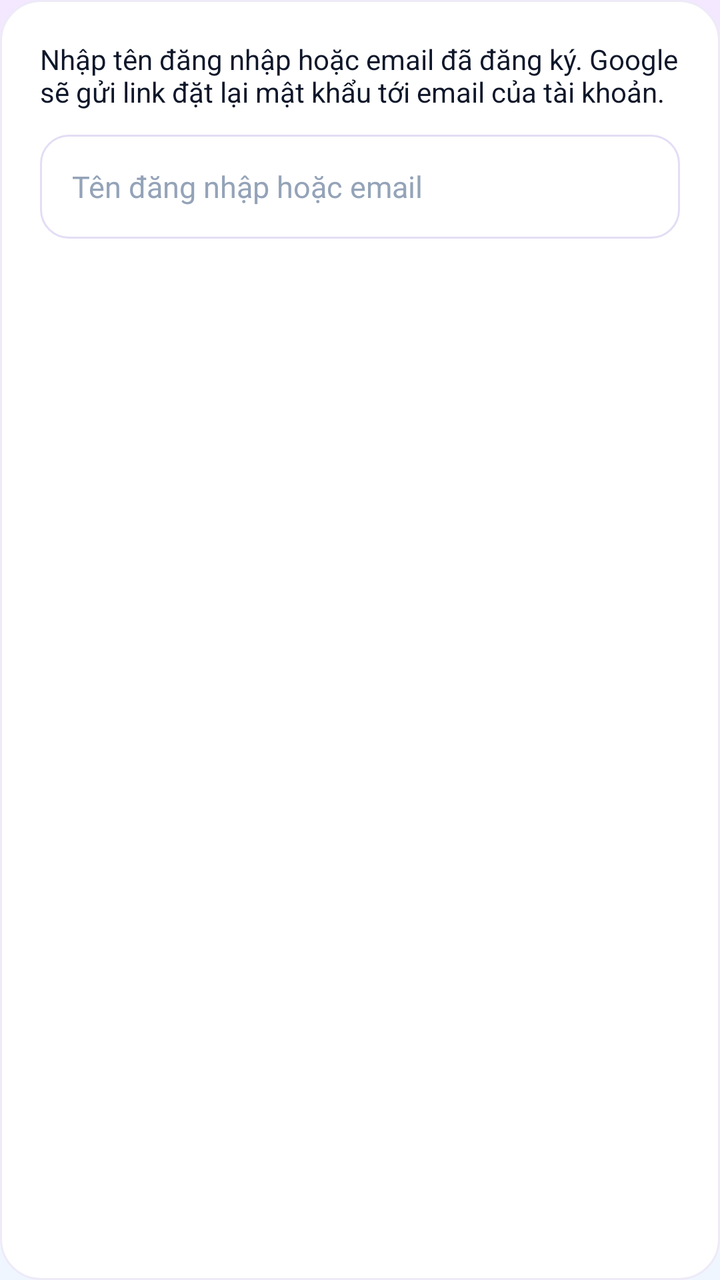
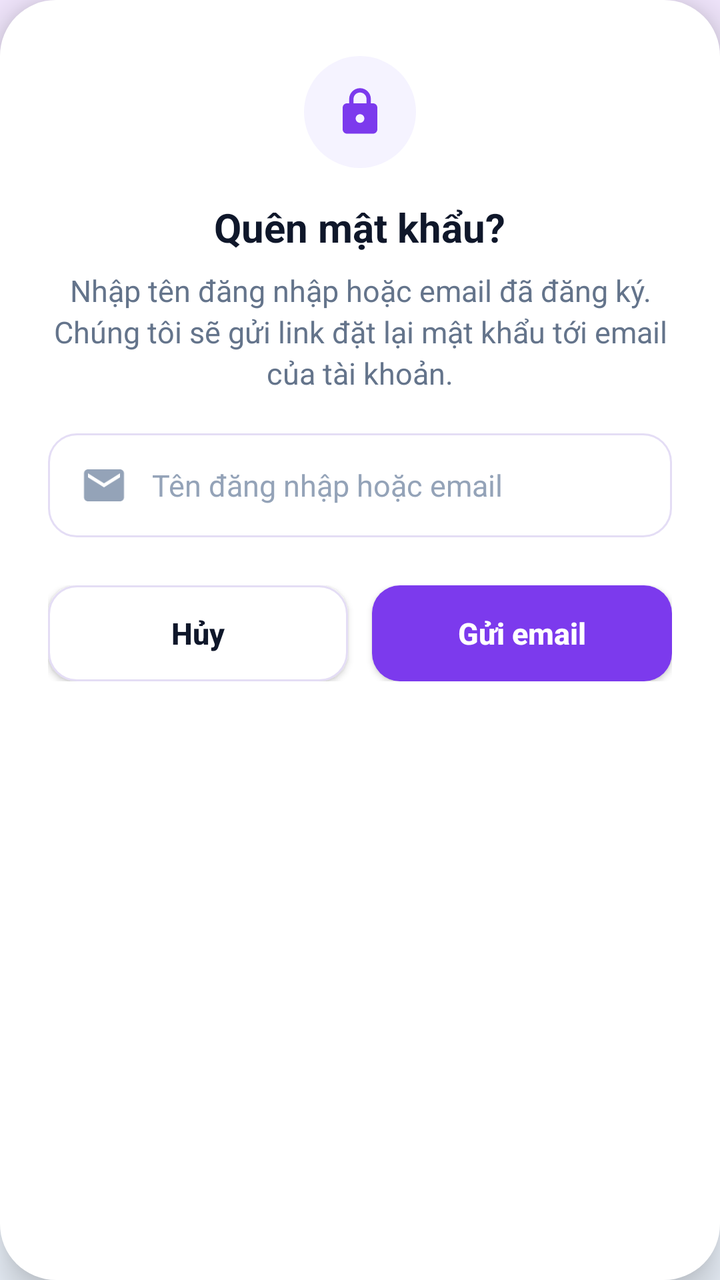

Compare the two renders of this Android layout. The source of the first and the diff that turns it into the second are given below.
<!-- AndroidManifest.xml: application theme Theme.MELODYVERSE -->
<!-- res/layout/dialog_forgot_password.xml -->
<?xml version="1.0" encoding="utf-8"?>
<LinearLayout xmlns:android="http://schemas.android.com/apk/res/android"
    android:layout_width="match_parent"
    android:layout_height="wrap_content"
    android:orientation="vertical"
    android:background="@drawable/bg_card_gradient"
    android:padding="20dp">

    <TextView
        android:layout_width="match_parent"
        android:layout_height="wrap_content"
        android:text="Nhập tên đăng nhập hoặc email đã đăng ký. Google sẽ gửi link đặt lại mật khẩu tới email của tài khoản."
        android:textColor="@color/colorTextPrimary"
        android:textSize="14sp"
        android:layout_marginBottom="12dp" />

    <EditText
        android:id="@+id/et_forgot_identifier"
        android:layout_width="match_parent"
        android:layout_height="52dp"
        android:background="@drawable/bg_input_field"
        android:hint="Tên đăng nhập hoặc email"
        android:inputType="textEmailAddress"
        android:textColorHint="@color/colorInputHint"
        android:textColor="@color/colorTextPrimary"
        android:textSize="15sp"
        android:paddingStart="16dp"
        android:paddingEnd="16dp"
        android:singleLine="true" />

</LinearLayout>
<!-- resources referenced by this layout -->
<resources>
  <color name="colorInputHint">#94A3B8</color>
  <color name="colorTextPrimary">#0F172A</color>
  <!-- drawable bg_card_gradient (drawable) -->
  <?xml version="1.0" encoding="utf-8"?>
  <shape xmlns:android="http://schemas.android.com/apk/res/android"
      android:shape="rectangle">
      <solid android:color="@color/colorSurface" />
      <stroke
          android:width="1dp"
          android:color="@color/colorLine" />
      <corners android:radius="20dp" />
  </shape>
  <!-- drawable bg_input_field (drawable) -->
  <?xml version="1.0" encoding="utf-8"?>
  <selector xmlns:android="http://schemas.android.com/apk/res/android">
      <item android:state_focused="true">
          <shape
              android:shape="rectangle">
              <solid android:color="@color/colorSurface" />
              <stroke
                  android:width="1.5dp"
                  android:color="@color/colorAccent" />
              <corners android:radius="14dp" />
          </shape>
      </item>
      <item>
          <shape
              android:shape="rectangle">
              <solid android:color="@color/colorSurface" />
              <stroke
                  android:width="1dp"
                  android:color="@color/colorLineStrong" />
              <corners android:radius="14dp" />
          </shape>
      </item>
  </selector>
  <style name="Theme.MELODYVERSE" parent="Base.Theme.MELODYVERSE" />
  <color name="colorSurface">#FFFFFF</color>
  <color name="colorLine">#EEEAF7</color>
  <color name="colorAccent">#7C3AED</color>
  <color name="colorLineStrong">#E4DDF5</color>
  <color name="colorBackgroundGradientTop">#F3E8FF</color>
  <color name="colorTextSecondary">#64748B</color>
  <color name="colorBackgroundGradientMid">#F8FAFC</color>
  <color name="colorBackgroundGradientBottom">#EFF6FF</color>
  <!-- unchanged entries left out for length: 4 -->
</resources>

<!-- the commit's change to res/layout/dialog_forgot_password.xml (unified diff, before → after) -->
@@ -1,31 +1,101 @@
 <?xml version="1.0" encoding="utf-8"?>
 <LinearLayout xmlns:android="http://schemas.android.com/apk/res/android"
+    xmlns:app="http://schemas.android.com/apk/res-auto"
     android:layout_width="match_parent"
     android:layout_height="wrap_content"
+    android:background="@drawable/bg_dialog_logout"
+    android:elevation="12dp"
+    android:gravity="center_horizontal"
     android:orientation="vertical"
-    android:background="@drawable/bg_card_gradient"
-    android:padding="20dp">
+    android:paddingStart="24dp"
+    android:paddingTop="28dp"
+    android:paddingEnd="24dp"
+    android:paddingBottom="24dp">
+
+    <FrameLayout
+        android:layout_width="56dp"
+        android:layout_height="56dp"
+        android:layout_marginBottom="16dp"
+        android:background="@drawable/bg_icon_tonal">
+
+        <ImageView
+            android:id="@+id/iv_forgot_icon"
+            android:layout_width="26dp"
+            android:layout_height="26dp"
+            android:layout_gravity="center"
+            android:src="@drawable/ic_lock"
+            app:tint="@color/colorAccent" />
+    </FrameLayout>
 
     <TextView
-        android:layout_width="match_parent"
+        android:id="@+id/tv_forgot_title"
+        android:layout_width="wrap_content"
         android:layout_height="wrap_content"
-        android:text="Nhập tên đăng nhập hoặc email đã đăng ký. Google sẽ gửi link đặt lại mật khẩu tới email của tài khoản."
+        android:layout_marginBottom="8dp"
+        android:text="Quên mật khẩu?"
         android:textColor="@color/colorTextPrimary"
-        android:textSize="14sp"
-        android:layout_marginBottom="12dp" />
+        android:textSize="20sp"
+        android:textStyle="bold" />
+
+    <TextView
+        android:id="@+id/tv_forgot_msg"
+        android:layout_width="wrap_content"
+        android:layout_height="wrap_content"
+        android:layout_marginBottom="20dp"
+        android:gravity="center"
+        android:lineSpacingExtra="3dp"
+        android:text="Nhập tên đăng nhập hoặc email đã đăng ký. Chúng tôi sẽ gửi link đặt lại mật khẩu tới email của tài khoản."
+        android:textColor="@color/colorTextSecondary"
+        android:textSize="15sp" />
 
     <EditText
         android:id="@+id/et_forgot_identifier"
         android:layout_width="match_parent"
         android:layout_height="52dp"
-        android:background="@drawable/bg_input_field"
+        android:layout_marginBottom="24dp"
+        android:background="@drawable/bg_login_input"
+        android:drawableStart="@drawable/ic_mail"
+        android:drawablePadding="12dp"
+        android:drawableTint="@color/colorTextMuted"
         android:hint="Tên đăng nhập hoặc email"
+        android:imeOptions="actionSend"
         android:inputType="textEmailAddress"
-        android:textColorHint="@color/colorInputHint"
-        android:textColor="@color/colorTextPrimary"
-        android:textSize="15sp"
         android:paddingStart="16dp"
         android:paddingEnd="16dp"
-        android:singleLine="true" />
+        android:singleLine="true"
+        android:textColor="@color/colorTextPrimary"
+        android:textColorHint="@color/colorInputHint"
+        android:textSize="15sp" />
 
+    <LinearLayout
+        android:id="@+id/layout_forgot_buttons"
+        android:layout_width="match_parent"
+        android:layout_height="wrap_content"
+        android:orientation="horizontal">
+
+        <androidx.appcompat.widget.AppCompatButton
+            android:id="@+id/btn_forgot_cancel"
+            android:layout_width="0dp"
+            android:layout_height="48dp"
+            android:layout_marginEnd="12dp"
+            android:layout_weight="1"
+            android:background="@drawable/bg_button_secondary"
+            android:text="Hủy"
+            android:textAllCaps="false"
+            android:textColor="@color/colorTextPrimary"
+            android:textSize="15sp"
+            android:textStyle="bold" />
+
+        <androidx.appcompat.widget.AppCompatButton
+            android:id="@+id/btn_forgot_send"
+            android:layout_width="0dp"
+            android:layout_height="48dp"
+            android:layout_weight="1"
+            android:background="@drawable/bg_gradient_button"
+            android:text="Gửi email"
+            android:textAllCaps="false"
+            android:textColor="@color/white"
+            android:textSize="15sp"
+            android:textStyle="bold" />
+    </LinearLayout>
 </LinearLayout>
<!-- resource entries referenced after the edit -->
@@ -1,18 +1,57 @@
 <!-- resources referenced by this layout -->
 <resources>
   <color name="colorInputHint">#94A3B8</color>
+  <color name="colorTextMuted">#94A3B8</color>
   <color name="colorTextPrimary">#0F172A</color>
-  <!-- drawable bg_card_gradient (drawable) -->
+  <style name="Theme.MELODYVERSE" parent="Base.Theme.MELODYVERSE" />
+  <color name="colorSurface">#FFFFFF</color>
+  <color name="colorAccent">#7C3AED</color>
+  <color name="colorLineStrong">#E4DDF5</color>
+  <color name="colorViolet50">#F5F3FF</color>
+  <color name="colorBackgroundGradientTop">#F3E8FF</color>
+  <color name="colorTextSecondary">#64748B</color>
+  <color name="white">#FFFFFFFF</color>
+  <!-- drawable bg_button_secondary (drawable) -->
+  <?xml version="1.0" encoding="utf-8"?>
+  <ripple xmlns:android="http://schemas.android.com/apk/res/android"
+      android:color="#337C3AED">
+      <item>
+          <shape
+              android:shape="rectangle">
+              <solid android:color="@color/colorSurface" />
+              <stroke
+                  android:width="1dp"
+                  android:color="@color/colorLineStrong" />
+              <corners android:radius="14dp" />
+          </shape>
+      </item>
+  </ripple>
+  <!-- drawable bg_dialog_logout (drawable) -->
   <?xml version="1.0" encoding="utf-8"?>
   <shape xmlns:android="http://schemas.android.com/apk/res/android"
       android:shape="rectangle">
       <solid android:color="@color/colorSurface" />
-      <stroke
-          android:width="1dp"
-          android:color="@color/colorLine" />
-      <corners android:radius="20dp" />
+      <corners android:radius="28dp" />
   </shape>
-  <!-- drawable bg_input_field (drawable) -->
+  <!-- drawable bg_gradient_button (drawable) -->
+  <?xml version="1.0" encoding="utf-8"?>
+  <ripple xmlns:android="http://schemas.android.com/apk/res/android"
+      android:color="#40FFFFFF">
+      <item>
+          <shape
+              android:shape="rectangle">
+              <solid android:color="@color/colorAccent" />
+              <corners android:radius="14dp" />
+          </shape>
+      </item>
+  </ripple>
+  <!-- drawable bg_icon_tonal (drawable) -->
+  <?xml version="1.0" encoding="utf-8"?>
+  <shape xmlns:android="http://schemas.android.com/apk/res/android"
+      android:shape="oval">
+      <solid android:color="@color/colorViolet50" />
+  </shape>
+  <!-- drawable bg_login_input (drawable) -->
   <?xml version="1.0" encoding="utf-8"?>
   <selector xmlns:android="http://schemas.android.com/apk/res/android">
       <item android:state_focused="true">
@@ -36,13 +75,27 @@
           </shape>
       </item>
   </selector>
-  <style name="Theme.MELODYVERSE" parent="Base.Theme.MELODYVERSE" />
-  <color name="colorSurface">#FFFFFF</color>
-  <color name="colorLine">#EEEAF7</color>
-  <color name="colorAccent">#7C3AED</color>
-  <color name="colorLineStrong">#E4DDF5</color>
-  <color name="colorBackgroundGradientTop">#F3E8FF</color>
-  <color name="colorTextSecondary">#64748B</color>
+  <!-- drawable ic_lock (drawable) -->
+  <vector xmlns:android="http://schemas.android.com/apk/res/android"
+      android:width="24dp"
+      android:height="24dp"
+      android:viewportWidth="24"
+      android:viewportHeight="24">
+      <path
+          android:fillColor="#FFFFFFFF"
+          android:pathData="M18,8h-1V6c0,-2.76 -2.24,-5 -5,-5S7,3.24 7,6v2H6c-1.1,0 -2,0.9 -2,2v10c0,1.1 0.9,2 2,2h12c1.1,0 2,-0.9 2,-2V10c0,-1.1 -0.9,-2 -2,-2zM12,17c-1.1,0 -2,-0.9 -2,-2s0.9,-2 2,-2 2,0.9 2,2 -0.9,2 -2,2zM9,8V6c0,-1.66 1.34,-3 3,-3s3,1.34 3,3v2H9z" />
+  </vector>
+  <!-- drawable ic_mail (drawable) -->
+  <?xml version="1.0" encoding="utf-8"?>
+  <vector xmlns:android="http://schemas.android.com/apk/res/android"
+      android:width="24dp"
+      android:height="24dp"
+      android:viewportWidth="24"
+      android:viewportHeight="24">
+      <path
+          android:fillColor="#FFFFFFFF"
+          android:pathData="M20,4H4c-1.1,0 -1.99,0.9 -1.99,2L2,18c0,1.1 0.9,2 2,2h16c1.1,0 2,-0.9 2,-2V6c0,-1.1 -0.9,-2 -2,-2zM20,8l-8,5 -8,-5V6l8,5 8,-5v2z" />
+  </vector>
   <color name="colorBackgroundGradientMid">#F8FAFC</color>
   <color name="colorBackgroundGradientBottom">#EFF6FF</color>
   <!-- unchanged entries left out for length: 4 -->
